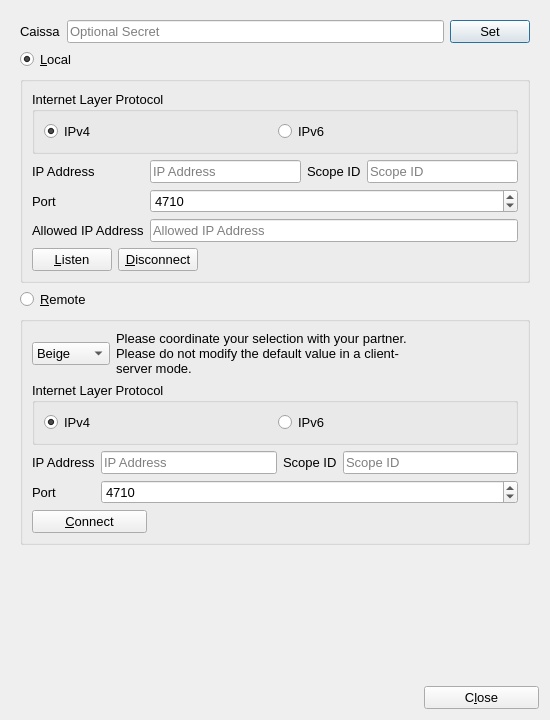
This is UI/qtchess_setup.ui in textbrowser/qtchess as Qt 5 draws it before an edit. The edited form follows.
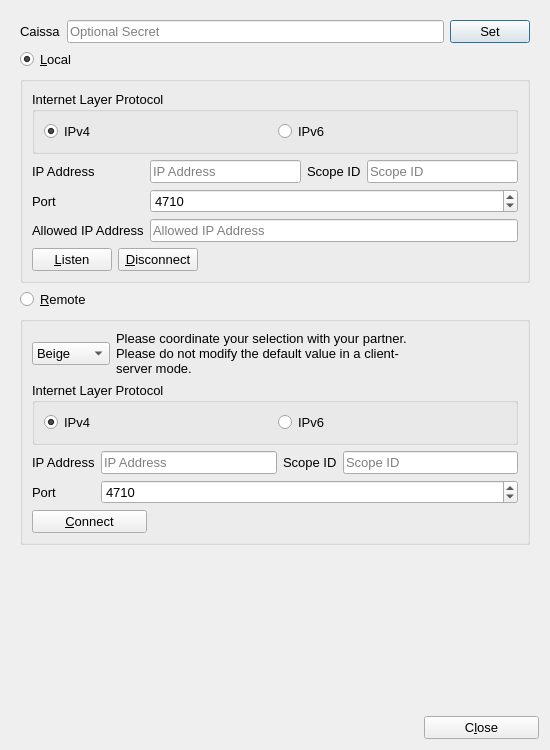
This is the edited form. Icons and pictures are not drawn.

What changed in the file:
```diff
--- a/UI/qtchess_setup.ui
+++ b/UI/qtchess_setup.ui
@@ -7,7 +7,7 @@
     <x>0</x>
     <y>0</y>
     <width>550</width>
-    <height>720</height>
+    <height>750</height>
    </rect>
   </property>
   <property name="font">
@@ -36,8 +36,8 @@
        <rect>
         <x>0</x>
         <y>0</y>
-        <width>538</width>
-        <height>666</height>
+        <width>517</width>
+        <height>730</height>
        </rect>
       </property>
       <layout class="QVBoxLayout" name="verticalLayout_3">
```
